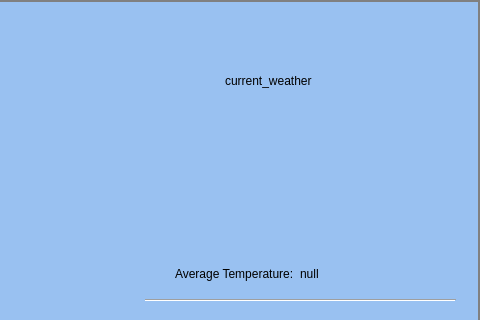
Above: WeatherStation/WeatherStation/dialog.ui from petarstamenkovic/WeatherStation_RPi_Project before the change; both pictures show x 755 to 1235 and y 0 to 320 of the 1235 by 763 pixel window. Below: the same form after it.
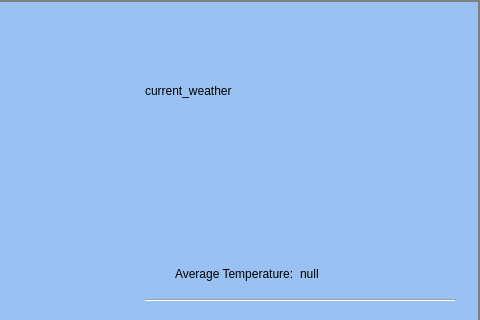
That is the form after the change.

The edit to the form file:
```diff
--- a/WeatherStation/WeatherStation/dialog.ui
+++ b/WeatherStation/WeatherStation/dialog.ui
@@ -34,10 +34,10 @@
   <widget class="QLabel" name="forecast_label">
    <property name="geometry">
     <rect>
-     <x>980</x>
+     <x>900</x>
      <y>10</y>
-     <width>231</width>
-     <height>141</height>
+     <width>301</width>
+     <height>161</height>
     </rect>
    </property>
    <property name="text">
@@ -151,7 +151,7 @@
     </property>
    </widget>
   </widget>
-  <widget class="QWidget" name="">
+  <widget class="QWidget" name="layoutWidget">
    <property name="geometry">
     <rect>
      <x>10</x>
@@ -177,7 +177,7 @@
     </item>
    </layout>
   </widget>
-  <widget class="QWidget" name="">
+  <widget class="QWidget" name="layoutWidget">
    <property name="geometry">
     <rect>
      <x>100</x>
@@ -217,7 +217,7 @@
     </item>
    </layout>
   </widget>
-  <widget class="QWidget" name="">
+  <widget class="QWidget" name="layoutWidget">
    <property name="geometry">
     <rect>
      <x>227</x>
@@ -257,7 +257,7 @@
     </item>
    </layout>
   </widget>
-  <widget class="QWidget" name="">
+  <widget class="QWidget" name="layoutWidget">
    <property name="geometry">
     <rect>
      <x>930</x>
```
Left out of the diff: 21 changed lines with no effect on the pictures.
